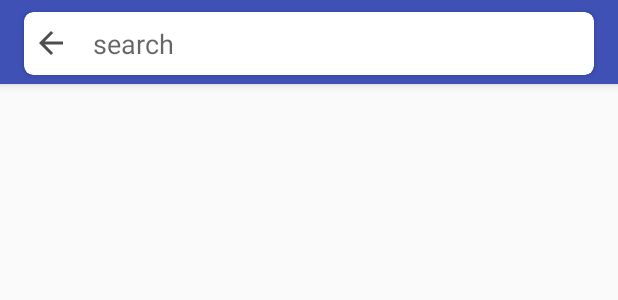
After one commit to ArchkWay/GamesInfo, an Android app: the layout activity_search_companies.xml on its own in the app's theme, with its tools: preview values and no code run, on a phone screen of 412 x 824 dp. The commit adds this screen. Shown: the top 300 px of the screen. Run offline under Robolectric (Android 15) with nearby library versions, the phone set to English and light mode, and no system bars.

Commit message:
little manicure

```diff
--- a/app/src/main/java/com/example/archek/geyms/MainActivity.java
+++ b/app/src/main/java/com/example/archek/gamesinfo/MainActivity.java
@@ -19,7 +19,7 @@ public class MainActivity extends AppCompatActivity implements BottomNavigationV
     private BottomNavigationView bottomNavigationView;
 
     @Override
-    protected void onCreate(@Nullable Bundle savedInstanceState) {
+    protected void onCreate(@Nullable Bundle savedInstanceState) {//from MainActivity load navigation bottom
         super.onCreate(savedInstanceState);
         setContentView(R.layout.activity_main);
         bottomNavigationView = findViewById(R.id.bottomNavigation);
@@ -30,7 +30,7 @@ public class MainActivity extends AppCompatActivity implements BottomNavigationV
     }
 
     @Override
-    public boolean onNavigationItemSelected(@NonNull MenuItem item) {
+    public boolean onNavigationItemSelected(@NonNull MenuItem item) {//load different fragments in click
         if (bottomNavigationView.getSelectedItemId() != item.getItemId()) {
             Fragment fragment = createFragment( item.getItemId());
             replaceFragment( fragment );
@@ -47,7 +47,7 @@ public class MainActivity extends AppCompatActivity implements BottomNavigationV
             case R.id.nav_companies:
                 fragment = new CompaniesFragment();
                 break;
-            case R.id.nav_favorite:
+            case R.id.nav_favorite://not finished
                 fragment = new FavoriteFragment();
                 break;
             case R.id.nav_settings:
--- a/app/src/main/java/com/example/archek/geyms/companydetails/CompanyDetailsActivity.java
+++ b/app/src/main/java/com/example/archek/gamesinfo/companydetails/CompanyDetailsActivity.java
@@ -36,7 +36,7 @@ public class CompanyDetailsActivity extends AppCompatActivity{
     private static final String EXTRA_COMPANY_PICTURE_URL = "EXTRA_COMPANY_PICTURE_URL";
 
 
-    private GiantBombService service = RestApi.creteService( GiantBombService.class );
+    private GiantBombService service = RestApi.createService( GiantBombService.class );
     private ProgressBar progressBar;
     private TextView tvDescription;
     private ViewGroup vgContent;
@@ -45,7 +45,6 @@ public class CompanyDetailsActivity extends AppCompatActivity{
     public static Intent makeIntent(Context context, GbObjectResponse company){
         return new Intent( context,CompanyDetailsActivity.class)
             .putExtra( CompanyDetailsActivity.EXTRA_COMPANY_NAME, company.getName())
-            .putExtra( CompanyDetailsActivity.EXTRA_COMPANY_DECK, company.getDeck())
             .putExtra( CompanyDetailsActivity.EXTRA_COMPANY_DECK, company.getDeck())
             .putExtra( CompanyDetailsActivity.EXTRA_COMPANY_PICTURE_URL, company.getImage().getSmallUrl());
     }
--- a/app/src/main/java/com/example/archek/geyms/games/GamesFragment.java
+++ b/app/src/main/java/com/example/archek/gamesinfo/games/GamesFragment.java
@@ -37,7 +37,7 @@ public class GamesFragment extends Fragment implements Toolbar.OnMenuItemClickLi
 
     private static final int TOTAL_GAMES_COUNT = 63804;
 
-    private GiantBombService service = RestApi.creteService( GiantBombService.class );
+    private GiantBombService service = RestApi.createService( GiantBombService.class );
     private Random random = new Random(  );
     private GamesAdapter adapter = new GamesAdapter( this  );
     private RecyclerView rvGames;
@@ -78,7 +78,7 @@ public class GamesFragment extends Fragment implements Toolbar.OnMenuItemClickLi
         }
         showLoading();
         int offset = random.nextInt(TOTAL_GAMES_COUNT-gamesAmount+1);
-        call =service.getGames( gamesAmount, offset );
+        call = service.getGames( gamesAmount, offset );
         Log.d("33_", toString());
         //noinspection ConstantConditions
         call.enqueue( new Callback <GbObjectsListResponse>() {
--- a/app/src/main/java/com/example/archek/geyms/network/RestApi.java
+++ b/app/src/main/java/com/example/archek/gamesinfo/network/RestApi.java
@@ -24,7 +24,7 @@ final public class RestApi {
             .addConverterFactory( createConverterFactory() )
             .build();
 
-    public static <S> S creteService(Class<S> klass) {
+    public static <S> S createService(Class<S> klass) {
         return retrofit.create( klass );
     }
 
--- /dev/null
+++ b/app/src/main/res/layout/activity_search_companies.xml
@@ -0,0 +1,74 @@
+<?xml version="1.0" encoding="utf-8"?>
+<FrameLayout
+    xmlns:android="http://schemas.android.com/apk/res/android"
+    xmlns:app="http://schemas.android.com/apk/res-auto"
+    android:layout_height="match_parent"
+    android:layout_width="match_parent"
+    >
+
+    <android.support.design.widget.AppBarLayout
+        android:layout_width="match_parent"
+        android:layout_height="wrap_content"
+        >
+
+        <android.support.v7.widget.Toolbar
+            android:id="@+id/toolbar"
+            android:layout_width="match_parent"
+            android:layout_height="?attr/actionBarSize"
+            android:background="?attr/colorPrimary"
+            >
+
+            <android.support.v7.widget.CardView
+                android:layout_width="match_parent"
+                android:layout_height="match_parent"
+                android:layout_marginBottom="6dp"
+                android:layout_marginEnd="16dp"
+                android:layout_marginTop="8dp"
+                app:cardCornerRadius="6dp"
+                >
+
+
+                <LinearLayout
+
+                    android:layout_width="match_parent"
+                    android:layout_height="match_parent"
+                    android:gravity="center_vertical"
+                    android:orientation="horizontal"
+                    >
+
+                    <ImageView
+                        android:id="@+id/btnBack"
+                        android:layout_width="wrap_content"
+                        android:layout_height="wrap_content"
+                        android:layout_marginStart="6dp"
+                        app:srcCompat="@drawable/ic_arrow_back"
+                        />
+
+                    <EditText
+                        android:id="@+id/etSearch"
+                        android:layout_width="match_parent"
+                        android:layout_height="match_parent"
+                        android:layout_marginStart="16dp"
+                        android:background="@android:color/transparent"
+                        android:hint="@string/search"
+                        android:inputType="text"
+                        android:maxLines="1"
+                        />
+
+                    </LinearLayout>
+
+            </android.support.v7.widget.CardView>
+        </android.support.v7.widget.Toolbar>
+    </android.support.design.widget.AppBarLayout>
+
+        <include layout="@layout/progress_bar"/>
+
+    <android.support.v7.widget.RecyclerView
+       android:id="@+id/rvGames"
+        android:layout_width="match_parent"
+        android:layout_height="wrap_content"
+        android:layout_marginTop="?attr/actionBarSize"
+        />
+
+
+</FrameLayout>
```
Also changed, not shown: app/src/main/java/com/example/archek/gamesinfo/companies/CompaniesFragment.java (renamed from app/src/main/java/com/example/archek/geyms/companies/CompaniesFragment.java, +8 -10 lines), app/src/main/java/com/example/archek/gamesinfo/network/GbObjectResponse.java (renamed from app/src/main/java/com/example/archek/geyms/network/GbObjectResponse.java, +7 -7 lines), app/src/main/java/com/example/archek/gamesinfo/network/GiantBombService.java (added, +29 -0 lines), app/src/main/java/com/example/archek/gamesinfo/search/CompaniesSearchActivity.java (added, +126 -0 lines), app/src/main/java/com/example/archek/geyms/network/GiantBombService.java (deleted, +0 -26 lines), app/src/main/java/com/example/archek/gamesinfo/FavoriteFragment.java (renamed from app/src/main/java/com/example/archek/geyms/FavoriteFragment.java), app/src/main/java/com/example/archek/gamesinfo/PrefsConst.java (renamed from app/src/main/java/com/example/archek/geyms/PrefsConst.java), app/src/main/java/com/example/archek/gamesinfo/companies/CompaniesAdapter.java (renamed from app/src/main/java/com/example/archek/geyms/companies/CompaniesAdapter.java), app/src/main/java/com/example/archek/gamesinfo/games/GamesAdapter.java (renamed from app/src/main/java/com/example/archek/geyms/games/GamesAdapter.java), app/src/main/java/com/example/archek/gamesinfo/network/GbObjectsListResponse.java (renamed from app/src/main/java/com/example/archek/geyms/network/GbObjectsListResponse.java), app/src/main/java/com/example/archek/gamesinfo/settings/SettingsFragment.java (renamed from app/src/main/java/com/example/archek/geyms/settings/SettingsFragment.java).
